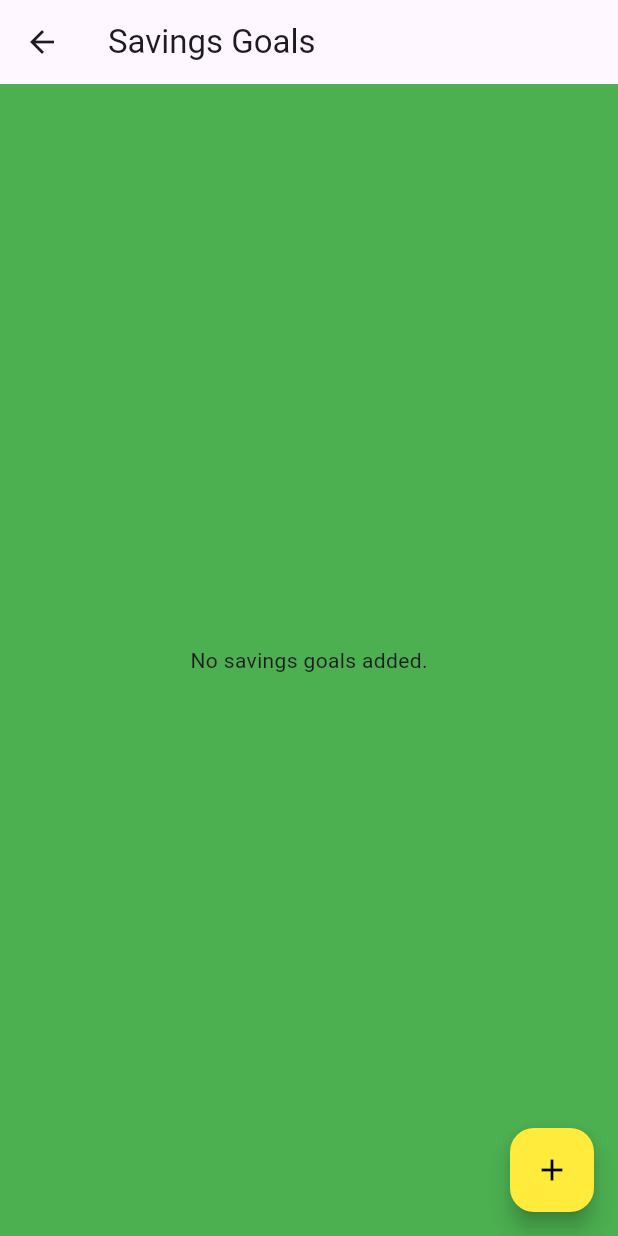
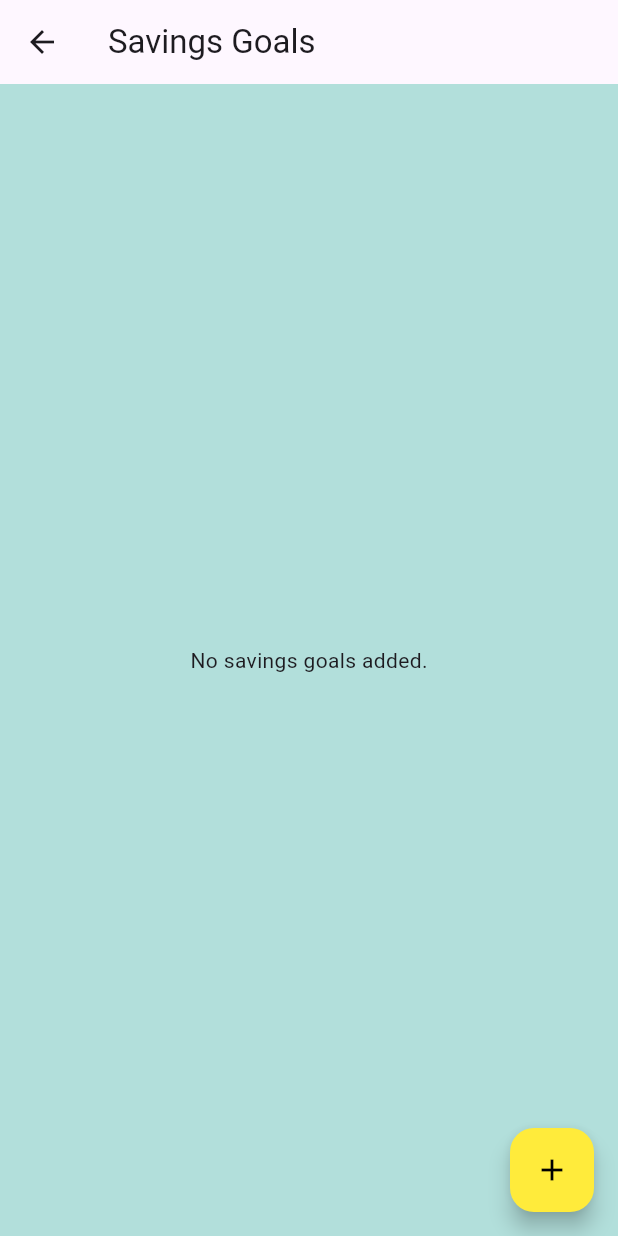
Before and after one commit to Gregory-Vaughan/MAD-Project-1_FinanceManager, a Flutter app: the screen it shows after launch, after a tap on "Savings Goals", on a phone screen of 412 x 824 dp. Run offline on Flutter 3.47's test engine with Material 3 defaults, Android fonts, the phone set to English and light mode, and no system bars; our stand-ins replace fl_chart.

Commit message:
Finally got the first extra background color to work. -G.

```diff
--- a/financemanager/lib/main.dart
+++ b/financemanager/lib/main.dart
@@ -439,7 +439,9 @@
 
     return Scaffold(
       appBar: AppBar(title: const Text("Savings Goals")),
-      body: savingsGoals.isEmpty
+      body: Container(
+      color: Colors.teal[100],
+      child: savingsGoals.isEmpty
           ? const Center(child: Text("No savings goals added."))
           : ListView.builder(
               itemCount: savingsGoals.length,
@@ -489,6 +491,7 @@
                 );
               },
             ),
+      ),
       floatingActionButton: FloatingActionButton(
         onPressed: () => _showAddGoalDialog(),
         child: const Icon(Icons.add),
```
Also changed, not shown: financemanager/pubspec.lock, 4 other files.
